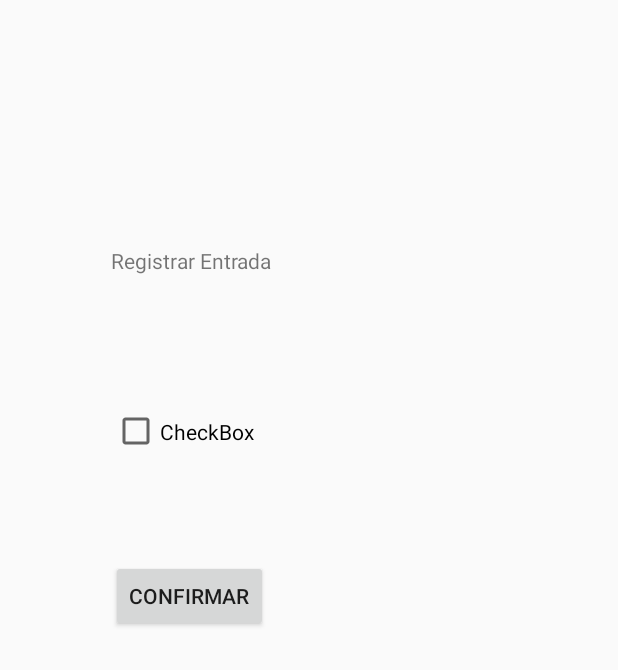
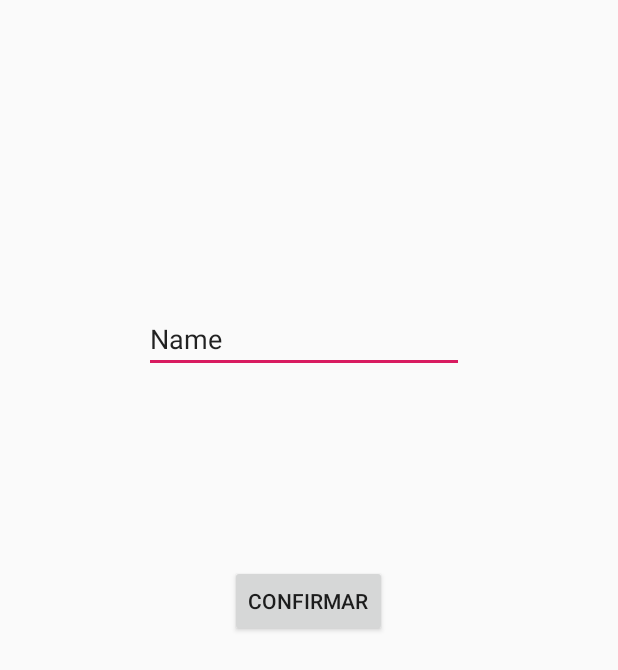
Before and after one commit to MarcoGuerreroP/cursoandroid2019, an Android app: the layout activity_main.xml on its own in the app's theme, with its tools: preview values and no code run, on a phone screen of 412 x 824 dp. Shown: the top 670 px of the screen. Run offline under Robolectric (Android 15) with nearby library versions, the phone set to English and light mode, and no system bars.

```diff
--- a/app/src/main/res/layout/activity_main.xml
+++ b/app/src/main/res/layout/activity_main.xml
@@ -5,37 +5,6 @@
     android:layout_width="match_parent"
     android:layout_height="match_parent"
     tools:context=".MainActivity">
-
-    <TextView
-        android:id="@+id/textView2"
-        android:layout_width="133dp"
-        android:layout_height="26dp"
-        android:layout_marginStart="8dp"
-        android:layout_marginEnd="8dp"
-        android:layout_marginBottom="8dp"
-        android:text="Registrar Entrada"
-        app:layout_constraintBottom_toBottomOf="parent"
-        app:layout_constraintEnd_toEndOf="parent"
-        app:layout_constraintHorizontal_bias="0.251"
-        app:layout_constraintStart_toStartOf="parent"
-        app:layout_constraintTop_toTopOf="parent"
-        app:layout_constraintVertical_bias="0.208" />
-
-    <CheckBox
-        android:id="@+id/checkBox"
-        android:layout_width="165dp"
-        android:layout_height="39dp"
-        android:layout_marginStart="8dp"
-        android:layout_marginTop="8dp"
-        android:layout_marginEnd="148dp"
-        android:layout_marginBottom="8dp"
-        android:text="CheckBox"
-        app:layout_constraintBottom_toBottomOf="parent"
-        app:layout_constraintEnd_toEndOf="parent"
-        app:layout_constraintHorizontal_bias="0.733"
-        app:layout_constraintStart_toStartOf="parent"
-        app:layout_constraintTop_toTopOf="parent"
-        app:layout_constraintVertical_bias="0.338" />
 
     <RadioGroup
         android:layout_width="wrap_content"
@@ -64,12 +33,27 @@
         android:layout_marginTop="8dp"
         android:layout_marginEnd="8dp"
         android:layout_marginBottom="8dp"
+        android:text="@string/btn1"
         app:layout_constraintBottom_toBottomOf="parent"
         app:layout_constraintEnd_toEndOf="parent"
-        app:layout_constraintHorizontal_bias="0.226"
+        app:layout_constraintHorizontal_bias="0.498"
         app:layout_constraintStart_toStartOf="parent"
         app:layout_constraintTop_toTopOf="parent"
-        app:layout_constraintVertical_bias="0.481"
-        android:text="@string/btn1" />
+        app:layout_constraintVertical_bias="0.485" />
+
+    <EditText
+        android:id="@+id/edt1"
+        android:layout_width="wrap_content"
+        android:layout_height="wrap_content"
+        android:layout_marginStart="96dp"
+        android:layout_marginTop="8dp"
+        android:layout_marginBottom="8dp"
+        android:ems="10"
+        android:inputType="textPersonName"
+        android:text="Name"
+        app:layout_constraintBottom_toBottomOf="parent"
+        app:layout_constraintStart_toStartOf="parent"
+        app:layout_constraintTop_toTopOf="parent"
+        app:layout_constraintVertical_bias="0.256" />
 
 </androidx.constraintlayout.widget.ConstraintLayout>
--- a/app/src/main/res/values/strings.xml
+++ b/app/src/main/res/values/strings.xml
@@ -1,4 +1,6 @@
 <resources>
     <string name="app_name">CURSO</string>
     <string name="btn1">Confirmar</string>
+    <string name="edt1"></string>
+    <string name="txt_compo">"Aqui llega el texto de activity 1"</string>
 </resources>
```
Also changed, not shown: app/src/main/java/com/example/curso/Main2Activity.java (+16 -2 lines), app/src/main/java/com/example/curso/MainActivity.java (+11 -3 lines), app/src/main/res/layout/activity_main2.xml (+13 -0 lines).
